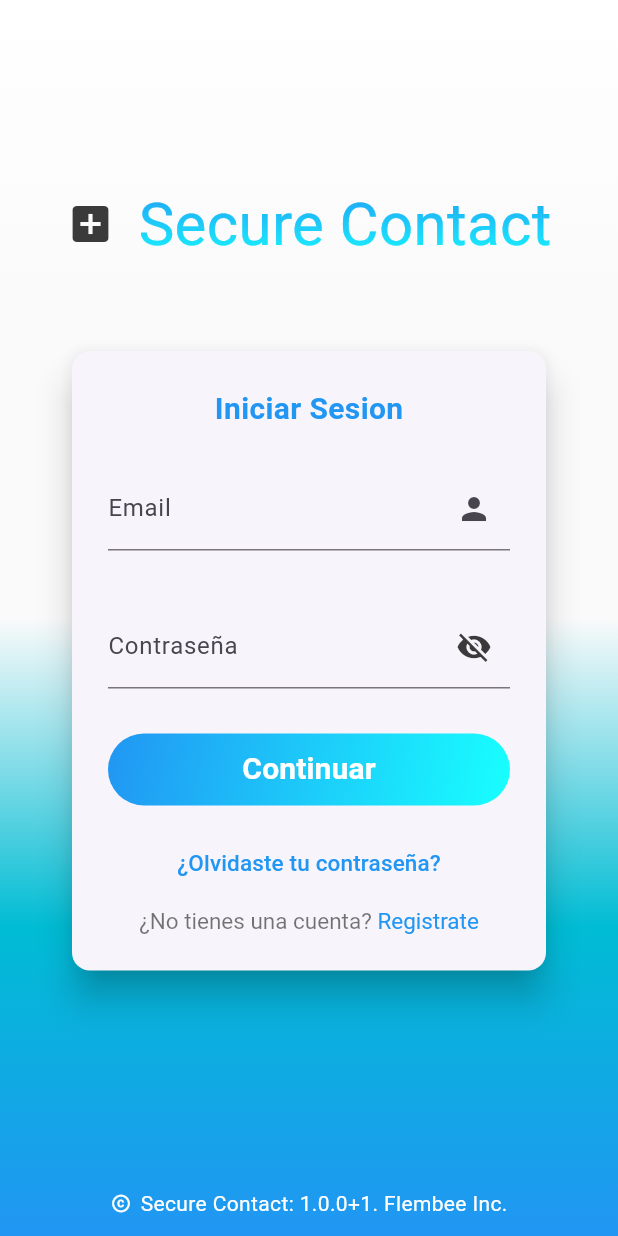
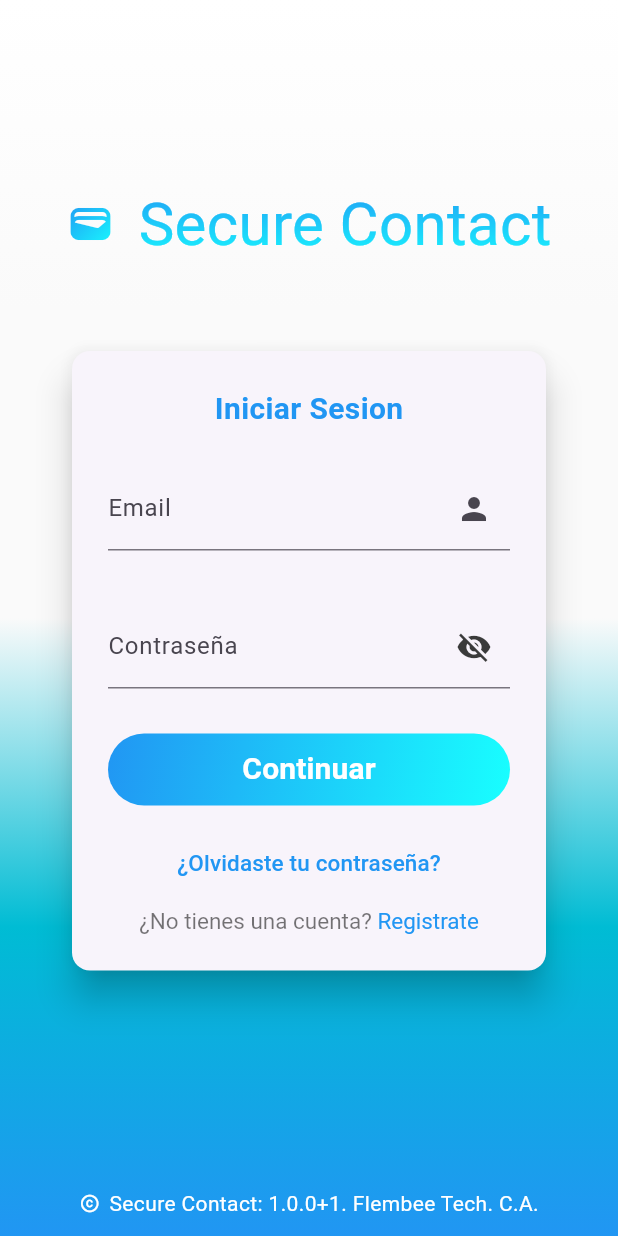
Before and after one commit to Teixeira49/drive_on, a Flutter app: the screen it shows after launch, on a phone screen of 412 x 824 dp. Run offline on Flutter 3.47's test engine with Material 3 defaults, Android fonts, the phone set to English and light mode, and no system bars; drawn by our look-alikes of simple_gradient_text; our stand-ins replace dartz, dio, flutter_bloc, package_info_plus, retry, shared_preferences; Roboto replaces fonts that are missing (gotham).

Commit message:
Mini changes in login page

```diff
--- a/lib/src/features/login/presentation/pages/login_pag.dart
+++ b/lib/src/features/login/presentation/pages/login_pag.dart
@@ -171,7 +171,7 @@
                             width: AppSpacing.xs,
                           ),
                           Text(
-                            "Secure Contact: ${_version != 'Cargando...' ? _version : emptyString}. Flembee Inc.",
+                            "Secure Contact: ${_version != 'Cargando...' ? _version : emptyString}. Flembee Tech. C.A.",
                             style: const TextStyle(color: Colors.white),
                           ),
                         ],
--- a/lib/src/features/login/presentation/widgets/title_header.dart
+++ b/lib/src/features/login/presentation/widgets/title_header.dart
@@ -1,3 +1,4 @@
+import 'package:drive_on/src/core/config/styles/static_colors.dart';
 import 'package:flutter/material.dart';
 import 'package:simple_gradient_text/simple_gradient_text.dart';
 
@@ -12,10 +13,17 @@
         mainAxisAlignment:
         MainAxisAlignment.center,
         children: [
-          const Icon(
-            Icons.add_box,
+          ShaderMask(
+        blendMode: BlendMode.srcIn,
+        shaderCallback: (Rect bounds) => LinearGradient(
+          begin: Alignment.topLeft,
+          end: Alignment.bottomRight,
+          colors: ColorPalette.mainGradient
+        ).createShader(bounds),
+        child: const Icon(
+            Icons.wallet,
             size: AppSpacing.xl,
-          ),
+          )),
           const SizedBox(
             width: AppSpacing.md,
           ),
```
